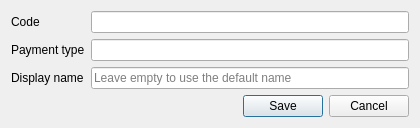
The window that FrontDesk/dlgpaymenttype.ui (End1-1/Cafe5) describes before a commit, drawn with Qt 5.
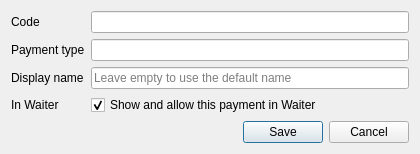
The same window after the commit.

What changed in the file:
```diff
--- a/FrontDesk/dlgpaymenttype.ui
+++ b/FrontDesk/dlgpaymenttype.ui
@@ -59,6 +59,23 @@
        </property>
       </widget>
      </item>
+     <item row="3" column="0">
+      <widget class="QLabel" name="labelWaiter">
+       <property name="text">
+        <string>In Waiter</string>
+       </property>
+      </widget>
+     </item>
+     <item row="3" column="1">
+      <widget class="QCheckBox" name="chWaiter">
+       <property name="text">
+        <string>Show and allow this payment in Waiter</string>
+       </property>
+       <property name="checked">
+        <bool>true</bool>
+       </property>
+      </widget>
+     </item>
     </layout>
    </item>
    <item>
```
